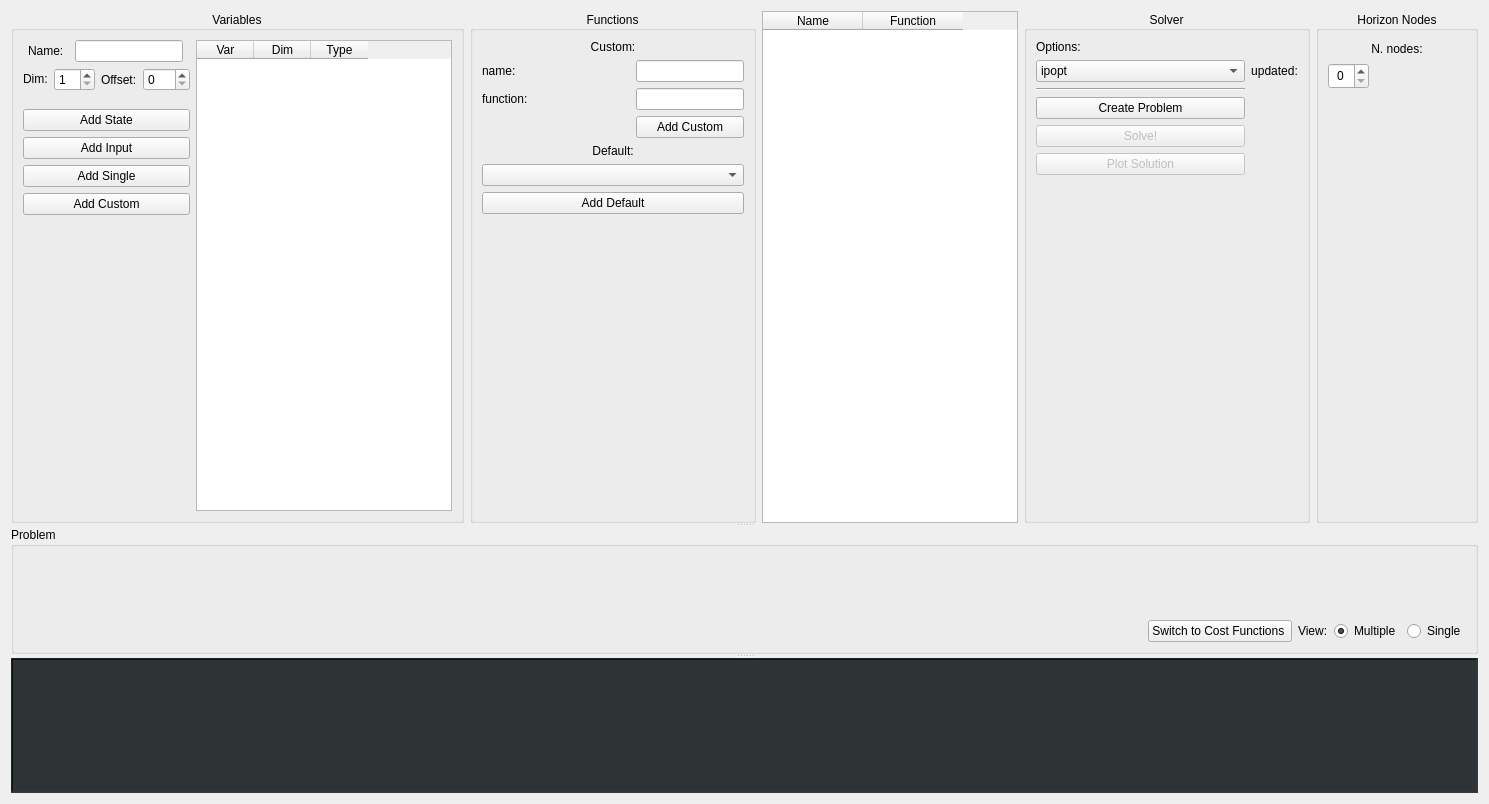
Old version of the form horizon_gui/ui/widget1.ui in the repository FrancescoRuscelli/horizon.
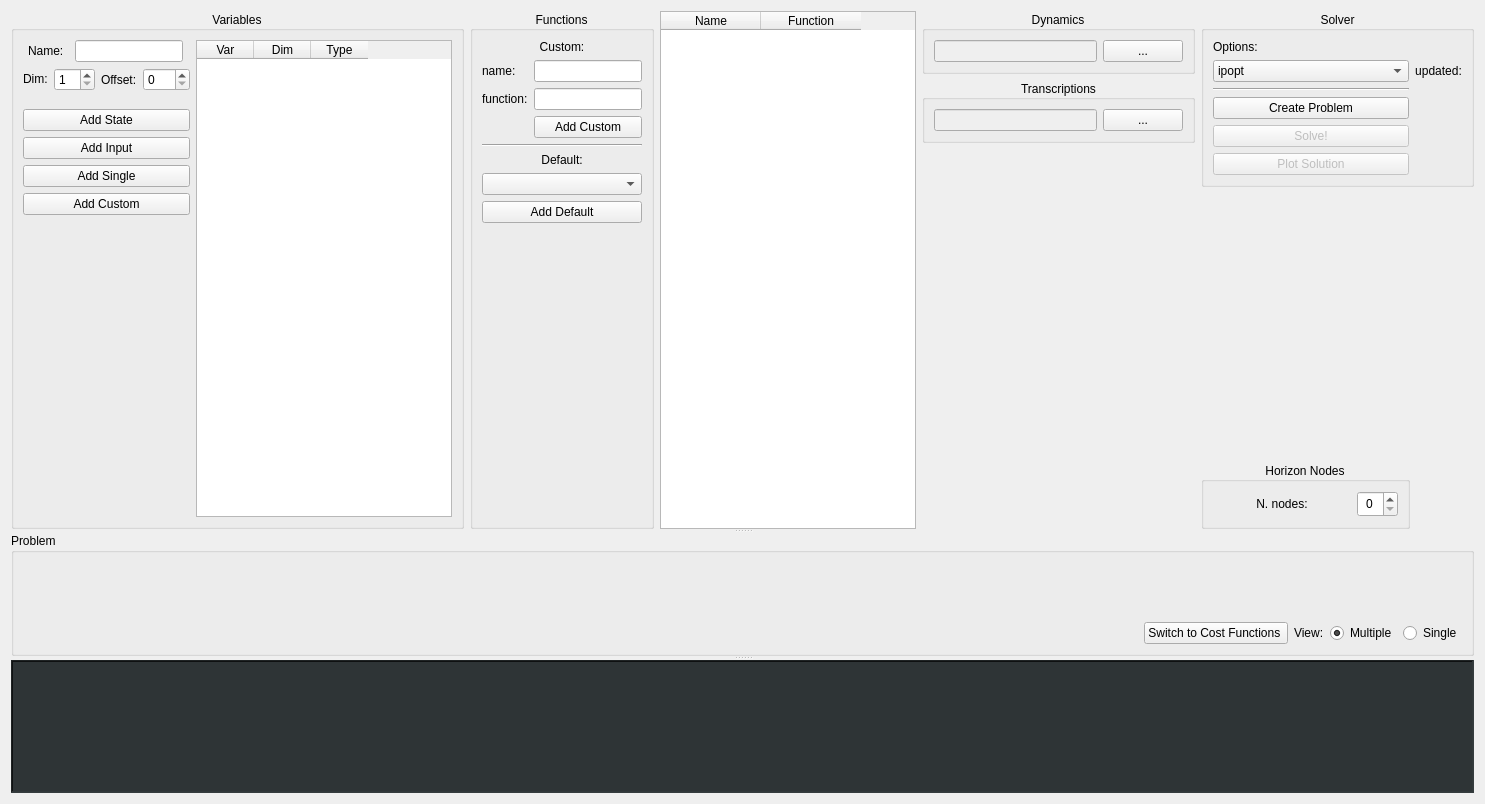
New version of the form. Icons and pictures are not drawn. Custom widgets are drawn as their Qt base class.

Commit message: added stuff for dynamics and transcriptions

The edit to the form file:
```diff
--- a/horizon_gui/ui/widget1.ui
+++ b/horizon_gui/ui/widget1.ui
@@ -6,7 +6,7 @@
    <rect>
     <x>0</x>
     <y>0</y>
-    <width>1489</width>
+    <width>1485</width>
     <height>804</height>
    </rect>
   </property>
@@ -23,8 +23,263 @@
       <enum>Qt::Vertical</enum>
      </property>
      <widget class="QWidget" name="layoutWidget">
+      <layout class="QGridLayout" name="gridLayout_4">
+       <item row="0" column="2">
+        <widget class="BoxFunction" name="funTable">
+         <property name="sizePolicy">
+          <sizepolicy hsizetype="Fixed" vsizetype="Expanding">
+           <horstretch>0</horstretch>
+           <verstretch>0</verstretch>
+          </sizepolicy>
+         </property>
+         <column>
+          <property name="text">
+           <string>Name</string>
+          </property>
+         </column>
+         <column>
+          <property name="text">
+           <string>Function</string>
+          </property>
+         </column>
+        </widget>
+       </item>
+       <item row="0" column="3">
+        <layout class="QVBoxLayout" name="verticalLayout_4">
+         <item>
+          <widget class="QGroupBox" name="DynamicsBox">
+           <property name="title">
+            <string>Dynamics</string>
+           </property>
+           <property name="alignment">
+            <set>Qt::AlignCenter</set>
+           </property>
       <layout class="QHBoxLayout" name="horizontalLayout_2">
        <item>
+             <widget class="DisplayLine" name="dynDisplay">
+              <property name="enabled">
+               <bool>false</bool>
+              </property>
+             </widget>
+            </item>
+            <item>
+             <widget class="QPushButton" name="dynButton">
+              <property name="text">
+               <string>...</string>
+              </property>
+             </widget>
+            </item>
+           </layout>
+          </widget>
+         </item>
+         <item>
+          <widget class="QGroupBox" name="TranscriptionBox">
+           <property name="sizePolicy">
+            <sizepolicy hsizetype="Preferred" vsizetype="Preferred">
+             <horstretch>0</horstretch>
+             <verstretch>0</verstretch>
+            </sizepolicy>
+           </property>
+           <property name="title">
+            <string>Transcriptions</string>
+           </property>
+           <property name="alignment">
+            <set>Qt::AlignCenter</set>
+           </property>
+           <layout class="QHBoxLayout" name="horizontalLayout">
+            <item>
+             <widget class="DisplayLine" name="transcriptionDisplay">
+              <property name="enabled">
+               <bool>false</bool>
+              </property>
+              <property name="readOnly">
+               <bool>true</bool>
+              </property>
+              <property name="clearButtonEnabled">
+               <bool>false</bool>
+              </property>
+             </widget>
+            </item>
+            <item>
+             <widget class="QPushButton" name="transButton">
+              <property name="sizePolicy">
+               <sizepolicy hsizetype="Fixed" vsizetype="Fixed">
+                <horstretch>0</horstretch>
+                <verstretch>0</verstretch>
+               </sizepolicy>
+              </property>
+              <property name="text">
+               <string>...</string>
+              </property>
+             </widget>
+            </item>
+           </layout>
+          </widget>
+         </item>
+         <item>
+          <spacer name="verticalSpacer_4">
+           <property name="orientation">
+            <enum>Qt::Vertical</enum>
+           </property>
+           <property name="sizeType">
+            <enum>QSizePolicy::Expanding</enum>
+           </property>
+           <property name="sizeHint" stdset="0">
+            <size>
+             <width>20</width>
+             <height>40</height>
+            </size>
+           </property>
+          </spacer>
+         </item>
+        </layout>
+       </item>
+       <item row="0" column="1">
+        <widget class="QGroupBox" name="funBox">
+         <property name="sizePolicy">
+          <sizepolicy hsizetype="Fixed" vsizetype="Expanding">
+           <horstretch>0</horstretch>
+           <verstretch>0</verstretch>
+          </sizepolicy>
+         </property>
+         <property name="minimumSize">
+          <size>
+           <width>0</width>
+           <height>131</height>
+          </size>
+         </property>
+         <property name="layoutDirection">
+          <enum>Qt::LeftToRight</enum>
+         </property>
+         <property name="title">
+          <string>Functions</string>
+         </property>
+         <property name="alignment">
+          <set>Qt::AlignCenter</set>
+         </property>
+         <layout class="QGridLayout" name="gridLayout_3">
+          <property name="sizeConstraint">
+           <enum>QLayout::SetMinAndMaxSize</enum>
+          </property>
+          <item row="7" column="0" colspan="2">
+           <widget class="QPushButton" name="funDefaultButton">
+            <property name="text">
+             <string>Add Default</string>
+            </property>
+           </widget>
+          </item>
+          <item row="1" column="1">
+           <widget class="QLineEdit" name="funNameInput">
+            <property name="sizePolicy">
+             <sizepolicy hsizetype="Fixed" vsizetype="Fixed">
+              <horstretch>0</horstretch>
+              <verstretch>0</verstretch>
+             </sizepolicy>
+            </property>
+           </widget>
+          </item>
+          <item row="2" column="0">
+           <widget class="QLabel" name="funLabel">
+            <property name="sizePolicy">
+             <sizepolicy hsizetype="Preferred" vsizetype="Preferred">
+              <horstretch>0</horstretch>
+              <verstretch>0</verstretch>
+             </sizepolicy>
+            </property>
+            <property name="text">
+             <string>function:</string>
+            </property>
+           </widget>
+          </item>
+          <item row="4" column="0" colspan="2">
+           <widget class="Line" name="line_3">
+            <property name="orientation">
+             <enum>Qt::Horizontal</enum>
+            </property>
+           </widget>
+          </item>
+          <item row="6" column="0" colspan="2">
+           <widget class="QComboBox" name="funComboBox"/>
+          </item>
+          <item row="1" column="0">
+           <widget class="QLabel" name="funNameLabel">
+            <property name="sizePolicy">
+             <sizepolicy hsizetype="Preferred" vsizetype="Preferred">
+              <horstretch>0</horstretch>
+              <verstretch>0</verstretch>
+             </sizepolicy>
+            </property>
+            <property name="text">
+             <string>name:</string>
+            </property>
+           </widget>
+          </item>
+          <item row="0" column="0" colspan="2">
+           <widget class="QLabel" name="label_4">
+            <property name="sizePolicy">
+             <sizepolicy hsizetype="Preferred" vsizetype="Fixed">
+              <horstretch>0</horstretch>
+              <verstretch>0</verstretch>
+             </sizepolicy>
+            </property>
+            <property name="text">
+             <string>Custom:</string>
+            </property>
+            <property name="alignment">
+             <set>Qt::AlignCenter</set>
+            </property>
+           </widget>
+          </item>
+          <item row="5" column="0" colspan="2">
+           <widget class="QLabel" name="label_5">
+            <property name="sizePolicy">
+             <sizepolicy hsizetype="Preferred" vsizetype="Fixed">
+              <horstretch>0</horstretch>
+              <verstretch>0</verstretch>
+             </sizepolicy>
+            </property>
+            <property name="text">
+             <string>Default:</string>
+            </property>
+            <property name="alignment">
+             <set>Qt::AlignCenter</set>
+            </property>
+           </widget>
+          </item>
+          <item row="8" column="0">
+           <spacer name="verticalSpacer_2">
+            <property name="orientation">
+             <enum>Qt::Vertical</enum>
+            </property>
+            <property name="sizeHint" stdset="0">
+             <size>
+              <width>20</width>
+              <height>40</height>
+             </size>
+            </property>
+           </spacer>
+          </item>
+          <item row="3" column="1">
+           <widget class="QPushButton" name="funCustomButton">
+            <property name="text">
+             <string>Add Custom</string>
+            </property>
+           </widget>
+          </item>
+          <item row="2" column="1">
+           <widget class="LineEdit" name="funInput">
+            <property name="sizePolicy">
+             <sizepolicy hsizetype="Fixed" vsizetype="Fixed">
+              <horstretch>0</horstretch>
+              <verstretch>0</verstretch>
+             </sizepolicy>
+            </property>
+           </widget>
+          </item>
+         </layout>
+        </widget>
+       </item>
+       <item row="0" column="0">
         <widget class="QGroupBox" name="varBox">
          <property name="sizePolicy">
           <sizepolicy hsizetype="Fixed" vsizetype="Expanding">
@@ -300,166 +555,16 @@
          </layout>
         </widget>
        </item>
-       <item>
-        <widget class="QGroupBox" name="funBox">
-         <property name="sizePolicy">
-          <sizepolicy hsizetype="Fixed" vsizetype="Expanding">
-           <horstretch>0</horstretch>
-           <verstretch>0</verstretch>
-          </sizepolicy>
-         </property>
-         <property name="minimumSize">
-          <size>
-           <width>0</width>
-           <height>131</height>
-          </size>
-         </property>
-         <property name="layoutDirection">
-          <enum>Qt::LeftToRight</enum>
-         </property>
-         <property name="title">
-          <string>Functions</string>
-         </property>
-         <property name="alignment">
-          <set>Qt::AlignCenter</set>
-         </property>
-         <layout class="QGridLayout" name="gridLayout_3">
-          <property name="sizeConstraint">
-           <enum>QLayout::SetMinAndMaxSize</enum>
-          </property>
-          <item row="2" column="0">
-           <widget class="QLabel" name="funLabel">
-            <property name="sizePolicy">
-             <sizepolicy hsizetype="Preferred" vsizetype="Preferred">
-              <horstretch>0</horstretch>
-              <verstretch>0</verstretch>
-             </sizepolicy>
-            </property>
-            <property name="text">
-             <string>function:</string>
-            </property>
-           </widget>
-          </item>
-          <item row="4" column="0" colspan="2">
-           <widget class="QLabel" name="label_5">
-            <property name="sizePolicy">
-             <sizepolicy hsizetype="Preferred" vsizetype="Fixed">
-              <horstretch>0</horstretch>
-              <verstretch>0</verstretch>
-             </sizepolicy>
-            </property>
-            <property name="text">
-             <string>Default:</string>
-            </property>
-            <property name="alignment">
-             <set>Qt::AlignCenter</set>
-            </property>
-           </widget>
-          </item>
-          <item row="5" column="0" colspan="2">
-           <widget class="QComboBox" name="funComboBox"/>
-          </item>
-          <item row="1" column="1">
-           <widget class="QLineEdit" name="funNameInput">
-            <property name="sizePolicy">
-             <sizepolicy hsizetype="Fixed" vsizetype="Fixed">
-              <horstretch>0</horstretch>
-              <verstretch>0</verstretch>
-             </sizepolicy>
-            </property>
-           </widget>
-          </item>
-          <item row="1" column="0">
-           <widget class="QLabel" name="funNameLabel">
-            <property name="sizePolicy">
-             <sizepolicy hsizetype="Preferred" vsizetype="Preferred">
-              <horstretch>0</horstretch>
-              <verstretch>0</verstretch>
-             </sizepolicy>
-            </property>
-            <property name="text">
-             <string>name:</string>
-            </property>
-           </widget>
-          </item>
-          <item row="7" column="0">
-           <spacer name="verticalSpacer_2">
-            <property name="orientation">
-             <enum>Qt::Vertical</enum>
-            </property>
-            <property name="sizeHint" stdset="0">
-             <size>
-              <width>20</width>
-              <height>40</height>
-             </size>
-            </property>
-           </spacer>
-          </item>
-          <item row="3" column="1">
-           <widget class="QPushButton" name="funCustomButton">
-            <property name="text">
-             <string>Add Custom</string>
-            </property>
-           </widget>
-          </item>
-          <item row="0" column="0" colspan="2">
-           <widget class="QLabel" name="label_4">
-            <property name="sizePolicy">
-             <sizepolicy hsizetype="Preferred" vsizetype="Fixed">
-              <horstretch>0</horstretch>
-              <verstretch>0</verstretch>
-             </sizepolicy>
-            </property>
-            <property name="text">
-             <string>Custom:</string>
-            </property>
-            <property name="alignment">
-             <set>Qt::AlignCenter</set>
-            </property>
-           </widget>
-          </item>
-          <item row="2" column="1">
-           <widget class="LineEdit" name="funInput">
-            <property name="sizePolicy">
-             <sizepolicy hsizetype="Fixed" vsizetype="Fixed">
-              <horstretch>0</horstretch>
-              <verstretch>0</verstretch>
-             </sizepolicy>
-            </property>
-           </widget>
-          </item>
-          <item row="6" column="0" colspan="2">
-           <widget class="QPushButton" name="funDefaultButton">
-            <property name="text">
-             <string>Add Default</string>
-            </property>
-           </widget>
-          </item>
-         </layout>
-        </widget>
-       </item>
-       <item>
-        <widget class="BoxFunction" name="funTable">
-         <property name="sizePolicy">
-          <sizepolicy hsizetype="Fixed" vsizetype="Expanding">
-           <horstretch>0</horstretch>
-           <verstretch>0</verstretch>
-          </sizepolicy>
-         </property>
-         <column>
-          <property name="text">
-           <string>Name</string>
-          </property>
-         </column>
-         <column>
-          <property name="text">
-           <string>Function</string>
-          </property>
-         </column>
-        </widget>
-       </item>
+       <item row="0" column="5">
+        <layout class="QVBoxLayout" name="verticalLayout_2">
        <item>
         <widget class="QGroupBox" name="SolverBox">
+           <property name="sizePolicy">
+            <sizepolicy hsizetype="Expanding" vsizetype="Preferred">
+             <horstretch>0</horstretch>
+             <verstretch>0</verstretch>
+            </sizepolicy>
+           </property>
          <property name="title">
           <string>Solver</string>
          </property>
@@ -467,30 +572,26 @@
           <set>Qt::AlignCenter</set>
          </property>
          <layout class="QGridLayout" name="gridLayout_5">
-          <item row="2" column="0">
-           <widget class="Line" name="line">
-            <property name="orientation">
-             <enum>Qt::Horizontal</enum>
+            <item row="3" column="1">
+             <widget class="LedIndicator" name="ledCreate" native="true">
+              <property name="sizePolicy">
+               <sizepolicy hsizetype="Preferred" vsizetype="Preferred">
+                <horstretch>0</horstretch>
+                <verstretch>0</verstretch>
+               </sizepolicy>
             </property>
            </widget>
           </item>
           <item row="4" column="1">
            <widget class="LedIndicator" name="ledSolve" native="true"/>
           </item>
-          <item row="3" column="1">
-           <widget class="LedIndicator" name="ledCreate" native="true">
-            <property name="sizePolicy">
-             <sizepolicy hsizetype="Preferred" vsizetype="Preferred">
-              <horstretch>0</horstretch>
-              <verstretch>0</verstretch>
-             </sizepolicy>
-            </property>
-           </widget>
-          </item>
-          <item row="0" column="0">
-           <widget class="QLabel" name="label_2">
+            <item row="4" column="0">
+             <widget class="QPushButton" name="SolveButton">
+              <property name="enabled">
+               <bool>false</bool>
+              </property>
             <property name="text">
-             <string>Options:</string>
+               <string>Solve!</string>
             </property>
            </widget>
           </item>
@@ -501,6 +602,22 @@
             </property>
            </widget>
           </item>
+            <item row="1" column="1">
+             <widget class="QLabel" name="label_3">
+              <property name="sizePolicy">
+               <sizepolicy hsizetype="Fixed" vsizetype="Fixed">
+                <horstretch>0</horstretch>
+                <verstretch>0</verstretch>
+               </sizepolicy>
+              </property>
+              <property name="text">
+               <string>updated:</string>
+              </property>
+              <property name="alignment">
+               <set>Qt::AlignCenter</set>
+              </property>
+             </widget>
+            </item>
           <item row="5" column="0">
            <widget class="QPushButton" name="PlotButton">
             <property name="enabled">
@@ -514,16 +631,6 @@
             </property>
            </widget>
           </item>
-          <item row="4" column="0">
-           <widget class="QPushButton" name="SolveButton">
-            <property name="enabled">
-             <bool>false</bool>
-            </property>
-            <property name="text">
-             <string>Solve!</string>
-            </property>
-           </widget>
-          </item>
           <item row="1" column="0">
            <widget class="QComboBox" name="SolverOptionMenu">
             <item>
@@ -553,8 +660,25 @@
             </item>
            </widget>
           </item>
-          <item row="6" column="0">
-           <spacer name="verticalSpacer_4">
+            <item row="2" column="0">
+             <widget class="Line" name="line">
+              <property name="orientation">
+               <enum>Qt::Horizontal</enum>
+              </property>
+             </widget>
+            </item>
+            <item row="0" column="0">
+             <widget class="QLabel" name="label_2">
+              <property name="text">
+               <string>Options:</string>
+              </property>
+             </widget>
+            </item>
+           </layout>
+          </widget>
+         </item>
+         <item>
+          <spacer name="verticalSpacer_3">
             <property name="orientation">
              <enum>Qt::Vertical</enum>
             </property>
@@ -565,30 +689,11 @@
              </size>
             </property>
            </spacer>
-          </item>
-          <item row="1" column="1">
-           <widget class="QLabel" name="label_3">
-            <property name="sizePolicy">
-             <sizepolicy hsizetype="Fixed" vsizetype="Fixed">
-              <horstretch>0</horstretch>
-              <verstretch>0</verstretch>
-             </sizepolicy>
-            </property>
-            <property name="text">
-             <string>updated:</string>
-            </property>
-            <property name="alignment">
-             <set>Qt::AlignCenter</set>
-            </property>
-           </widget>
-          </item>
-         </layout>
-        </widget>
        </item>
        <item>
         <widget class="QGroupBox" name="groupBox">
          <property name="sizePolicy">
-          <sizepolicy hsizetype="Fixed" vsizetype="Expanding">
+            <sizepolicy hsizetype="Fixed" vsizetype="Fixed">
            <horstretch>0</horstretch>
            <verstretch>0</verstretch>
           </sizepolicy>
@@ -599,11 +704,11 @@
          <property name="alignment">
           <set>Qt::AlignCenter</set>
          </property>
-         <layout class="QVBoxLayout" name="verticalLayout_2">
-          <item>
+           <layout class="QGridLayout" name="gridLayout_6">
+            <item row="0" column="0">
            <widget class="QLabel" name="NodesLabel">
             <property name="sizePolicy">
-             <sizepolicy hsizetype="Fixed" vsizetype="Fixed">
+               <sizepolicy hsizetype="Fixed" vsizetype="Preferred">
               <horstretch>0</horstretch>
               <verstretch>0</verstretch>
              </sizepolicy>
@@ -622,7 +727,7 @@
             </property>
            </widget>
           </item>
-          <item>
+            <item row="0" column="1">
            <widget class="QSpinBox" name="NodesSpinBox">
             <property name="sizePolicy">
              <sizepolicy hsizetype="Fixed" vsizetype="Fixed">
@@ -641,21 +746,10 @@
             </property>
            </widget>
           </item>
-          <item>
-           <spacer name="verticalSpacer_3">
-            <property name="orientation">
-             <enum>Qt::Vertical</enum>
-            </property>
-            <property name="sizeHint" stdset="0">
-             <size>
-              <width>20</width>
-              <height>40</height>
-             </size>
-            </property>
-           </spacer>
-          </item>
-         </layout>
-        </widget>
+           </layout>
+          </widget>
+         </item>
+        </layout>
        </item>
       </layout>
      </widget>
@@ -782,7 +876,7 @@
   <action name="actionExit">
    <property name="icon">
     <iconset>
-     <normaloff>../../../../../.designer/resources/rocket.svg</normaloff>../../../../../.designer/resources/rocket.svg</iconset>
+     <normaloff>../../../../../../../../.designer/resources/rocket.svg</normaloff>../../../../../../../../.designer/resources/rocket.svg</iconset>
    </property>
    <property name="text">
     <string>Exit</string>
@@ -797,7 +891,7 @@
   <action name="actionAbout">
    <property name="icon">
     <iconset>
-     <normaloff>../../../../../.designer/resources/info.svg</normaloff>../../../../../.designer/resources/info.svg</iconset>
+     <normaloff>../../../../../../../../.designer/resources/info.svg</normaloff>../../../../../../../../.designer/resources/info.svg</iconset>
    </property>
    <property name="text">
     <string>About</string>
@@ -842,6 +936,11 @@
    <header>horizon_gui/custom_widgets/led_indicator.h</header>
    <container>1</container>
   </customwidget>
+  <customwidget>
+   <class>DisplayLine</class>
+   <extends>QLineEdit</extends>
+   <header>horizon_gui/custom_widgets/display_line.h</header>
+  </customwidget>
  </customwidgets>
  <resources/>
  <connections/>
```
Lines whose indentation alone changed are shown as unchanged. The commit also changes 8 other files.
